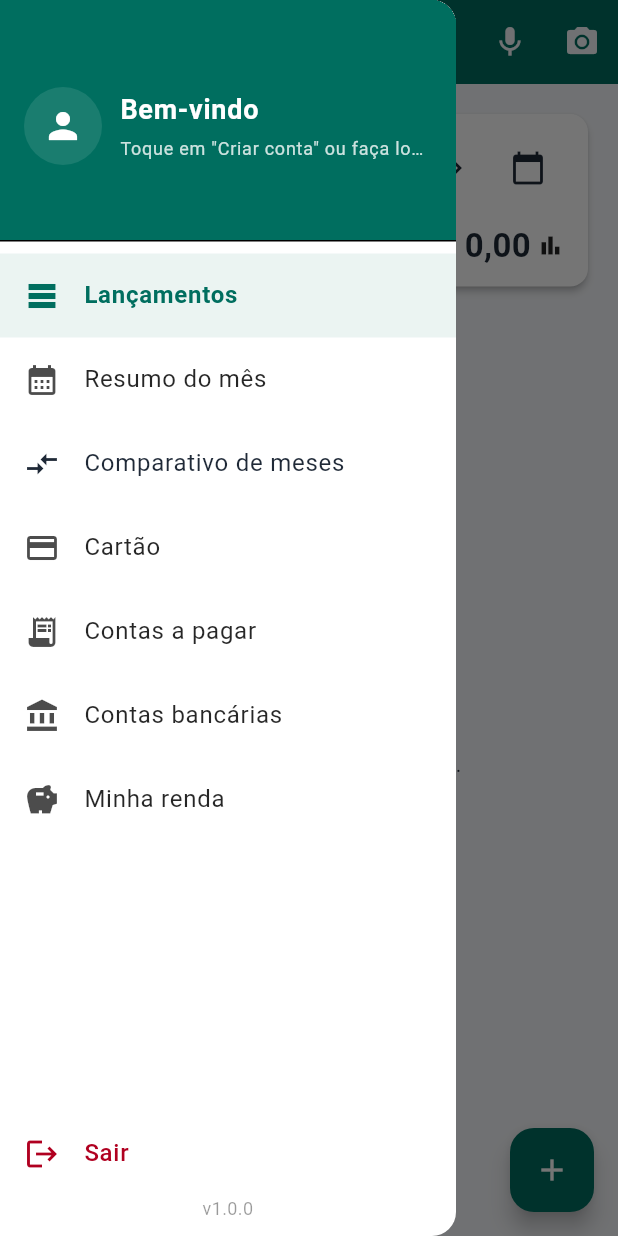
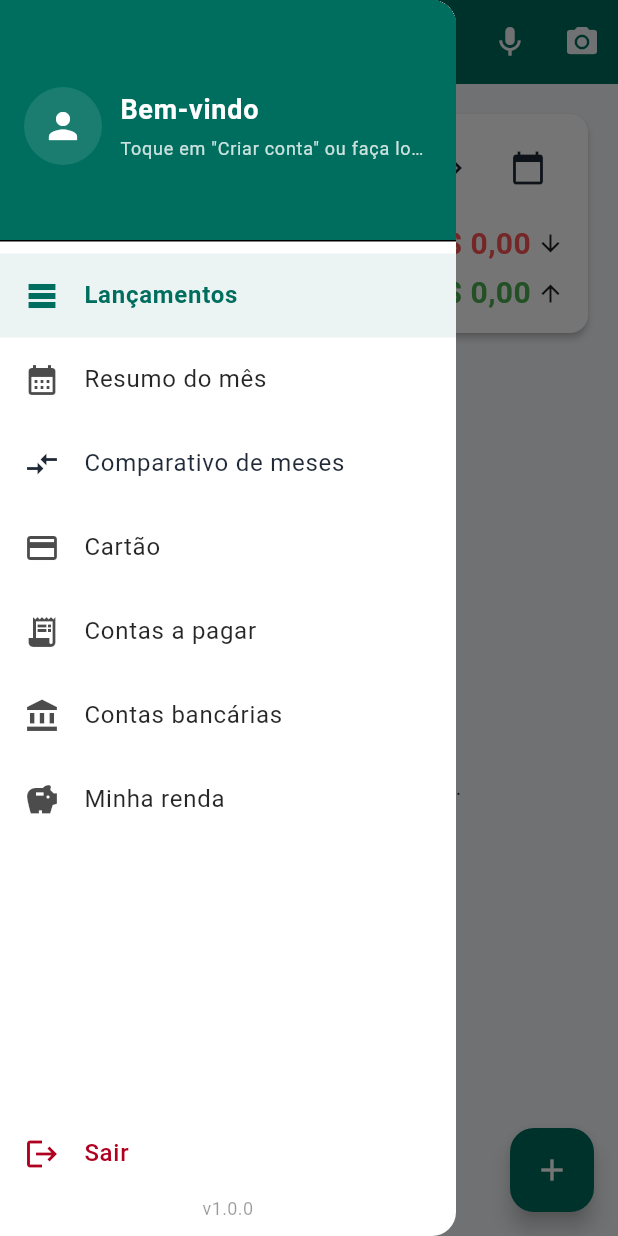
Before and after one commit to geanlima/vox-finance, a Flutter app: the screen it shows after launch, with the side drawer open, on a phone screen of 412 x 824 dp. Run offline on Flutter 3.47's test engine with Material 3 defaults, Android fonts, the phone set to English and light mode, and no system bars; our stand-ins replace cloud_firestore, firebase_auth, firebase_core, fl_chart, flutter_local_notifications, flutter_slidable and 5 more; missing offline and left inert: google_mlkit_text_recognition; accounts and stored records are empty.

Commit message:
adicicao de totalizador de despesas

```diff
--- a/lib/ui/data/modules/lancamentos/lancamento_repository.dart
+++ b/lib/ui/data/modules/lancamentos/lancamento_repository.dart
@@ -7,6 +7,13 @@ import 'package:vox_finance/ui/data/models/conta_pagar.dart';
 import 'package:vox_finance/ui/data/models/lancamento.dart';
 // 👇 NOVO: resumo mensal
 import 'package:vox_finance/ui/data/models/renda_mensal_resumo.dart';
+
+class TotaisDia {
+  final double totalDespesas;
+  final double totalReceitas;
+
+  TotaisDia({required this.totalDespesas, required this.totalReceitas});
+}
 
 class LancamentoRepository {
   Future<Database> get _db async => DatabaseInitializer.initialize();
@@ -24,6 +31,42 @@ class LancamentoRepository {
     if (result.isEmpty) return null;
 
     return Lancamento.fromMap(result.first);
+  }
+
+  Future<TotaisDia> getTotaisPorDia(DateTime dia) async {
+    final db = await _db;
+
+    // normaliza para início/fim do dia
+    final inicio = DateTime(dia.year, dia.month, dia.day);
+    final fim = inicio.add(const Duration(days: 1));
+
+    // ⚠️ Ajuste os valores de 'despesa' / 'receita' conforme
+    // você grava o campo tipo_movimento na tabela (texto, int, etc).
+    final result = await db.rawQuery(
+      '''
+    SELECT
+      SUM(CASE WHEN tipo_movimento = 'despesa' THEN valor ELSE 0 END) AS total_despesas,
+      SUM(CASE WHEN tipo_movimento = 'receita' THEN valor ELSE 0 END) AS total_receitas
+    FROM lancamentos
+    WHERE data_hora >= ? AND data_hora < ?
+    ''',
+      [inicio.toIso8601String(), fim.toIso8601String()],
+    );
+
+    final row = result.isNotEmpty ? result.first : <String, Object?>{};
+
+    double ler(String coluna) {
+      final v = row[coluna];
+      if (v == null) return 0.0;
+      if (v is int) return v.toDouble();
+      if (v is double) return v;
+      return double.tryParse(v.toString()) ?? 0.0;
+    }
+
+    return TotaisDia(
+      totalDespesas: ler('total_despesas'),
+      totalReceitas: ler('total_receitas'),
+    );
   }
 
   // ----------------- CRUD básico -----------------
--- a/lib/ui/pages/home/home_page.dart
+++ b/lib/ui/pages/home/home_page.dart
@@ -70,7 +70,6 @@ class _HomePageState extends State<HomePage> {
     _carregarDoBanco();
     _carregarCartoes();
     _carregarContas();
-
 
     // ⬇️ inicializa as regras de pagamento/sincronização
     _regraOutraCompra = RegraOutraCompraParceladaService(
@@ -497,6 +496,12 @@ class _HomePageState extends State<HomePage> {
     final fechamentoNoDiaSelecionado = _diaSelecionadoEhFechamentoDeAlgumCartao;
 
     final totalGastoFormatado = _currency.format(_totalGastoDia);
+    // 👇 despesas (somente despesa paga, sem pagamento de fatura)
+    final totalDespesasFormatado = _currency.format(_totalGastoDia);
+
+    // 👇 receitas (somente receita paga)
+    final totalReceitasFormatado = _currency.format(_totalReceitaDia);
+
     final String totalPagamentoFaturaFormatado =
         _totalPagamentoFaturaDia > 0
             ? _currency.format(_totalPagamentoFaturaDia)
@@ -547,7 +552,8 @@ class _HomePageState extends State<HomePage> {
             ResumoDiaCard(
               ehHoje: ehHoje,
               dataFormatada: dataFormatada,
-              totalGastoFormatado: totalGastoFormatado,
+              totalDespesasFormatado: totalDespesasFormatado,
+              totalReceitasFormatado: totalReceitasFormatado,
               totalPagamentoFaturaFormatado: totalPagamentoFaturaFormatado,
               onDiaAnterior: _diaAnterior,
               onProximoDia: _proximoDia,
--- a/lib/ui/widgets/resumo_dia_card.dart
+++ b/lib/ui/widgets/resumo_dia_card.dart
@@ -3,20 +3,29 @@ import 'package:flutter/material.dart';
 class ResumoDiaCard extends StatelessWidget {
   final bool ehHoje;
   final String dataFormatada;
-  final String totalGastoFormatado;
+
+  /// Total apenas de DESPESAS no dia
+  final String totalDespesasFormatado;
+
+  /// Total apenas de RECEITAS no dia
+  final String totalReceitasFormatado;
 
   /// Se for string vazia, não mostra a linha de fatura
   final String totalPagamentoFaturaFormatado;
+
   final VoidCallback onDiaAnterior;
   final VoidCallback onProximoDia;
   final VoidCallback onSelecionarData;
+
+  /// Callback quando tocar em algum total
   final VoidCallback onTapTotal;
 
   const ResumoDiaCard({
     super.key,
     required this.ehHoje,
     required this.dataFormatada,
-    required this.totalGastoFormatado,
+    required this.totalDespesasFormatado,
+    required this.totalReceitasFormatado,
     required this.totalPagamentoFaturaFormatado,
     required this.onDiaAnterior,
     required this.onProximoDia,
@@ -26,7 +35,6 @@ class ResumoDiaCard extends StatelessWidget {
 
   @override
   Widget build(BuildContext context) {
-    final colors = Theme.of(context).colorScheme;
     return Card(
       elevation: 2,
       shape: RoundedRectangleBorder(borderRadius: BorderRadius.circular(12)),
@@ -82,13 +90,13 @@ class ResumoDiaCard extends StatelessWidget {
             ),
             const SizedBox(height: 12),
 
-            // Total gasto no dia (ajustado p/ não dar overflow)
+            // Total DESPESAS
             Row(
               children: [
                 const Expanded(
                   child: Text(
-                    'Total gasto no dia',
-                    style: TextStyle(fontSize: 16),
+                    'Despesas no dia',
+                    style: TextStyle(fontSize: 15),
                   ),
                 ),
                 const SizedBox(width: 8),
@@ -104,19 +112,19 @@ class ResumoDiaCard extends StatelessWidget {
                         children: [
                           Flexible(
                             child: Text(
-                              totalGastoFormatado,
+                              totalDespesasFormatado,
                               maxLines: 1,
                               overflow: TextOverflow.ellipsis,
                               textAlign: TextAlign.right,
-                              style: TextStyle(
-                                fontSize: 22,
+                              style: const TextStyle(
+                                fontSize: 20,
                                 fontWeight: FontWeight.bold,
-                                color: colors.onSurface,
+                                color: Colors.redAccent,
                               ),
                             ),
                           ),
                           const SizedBox(width: 4),
-                          const Icon(Icons.bar_chart, size: 18),
+                          const Icon(Icons.arrow_downward, size: 18),
                         ],
                       ),
                     ),
@@ -125,9 +133,53 @@ class ResumoDiaCard extends StatelessWidget {
               ],
             ),
 
-            // Linha extra de pagamento de fatura (se houver)
+            const SizedBox(height: 4),
+
+            // Total RECEITAS
+            Row(
+              children: [
+                const Expanded(
+                  child: Text(
+                    'Receitas no dia',
+                    style: TextStyle(fontSize: 15),
+                  ),
+                ),
+                const SizedBox(width: 8),
+                Flexible(
+                  child: InkWell(
+                    onTap: onTapTotal,
+                    borderRadius: BorderRadius.circular(8),
+                    child: Align(
+                      alignment: Alignment.centerRight,
+                      child: Row(
+                        mainAxisSize: MainAxisSize.min,
+                        mainAxisAlignment: MainAxisAlignment.end,
+                        children: [
+                          Flexible(
+                            child: Text(
+                              totalReceitasFormatado,
+                              maxLines: 1,
+                              overflow: TextOverflow.ellipsis,
+                              textAlign: TextAlign.right,
+                              style: const TextStyle(
+                                fontSize: 20,
+                                fontWeight: FontWeight.bold,
+                                color: Colors.green,
+                              ),
+                            ),
+                          ),
+                          const SizedBox(width: 4),
+                          const Icon(Icons.arrow_upward, size: 18),
+                        ],
+                      ),
+                    ),
+                  ),
+                ),
+              ],
+            ),
+
             if (totalPagamentoFaturaFormatado.isNotEmpty) ...[
-              const SizedBox(height: 4),
+              const SizedBox(height: 8),
               Text(
                 'Pagamento de fatura: $totalPagamentoFaturaFormatado',
                 style: const TextStyle(
```
Also changed, not shown: flutter_08.png (added).
